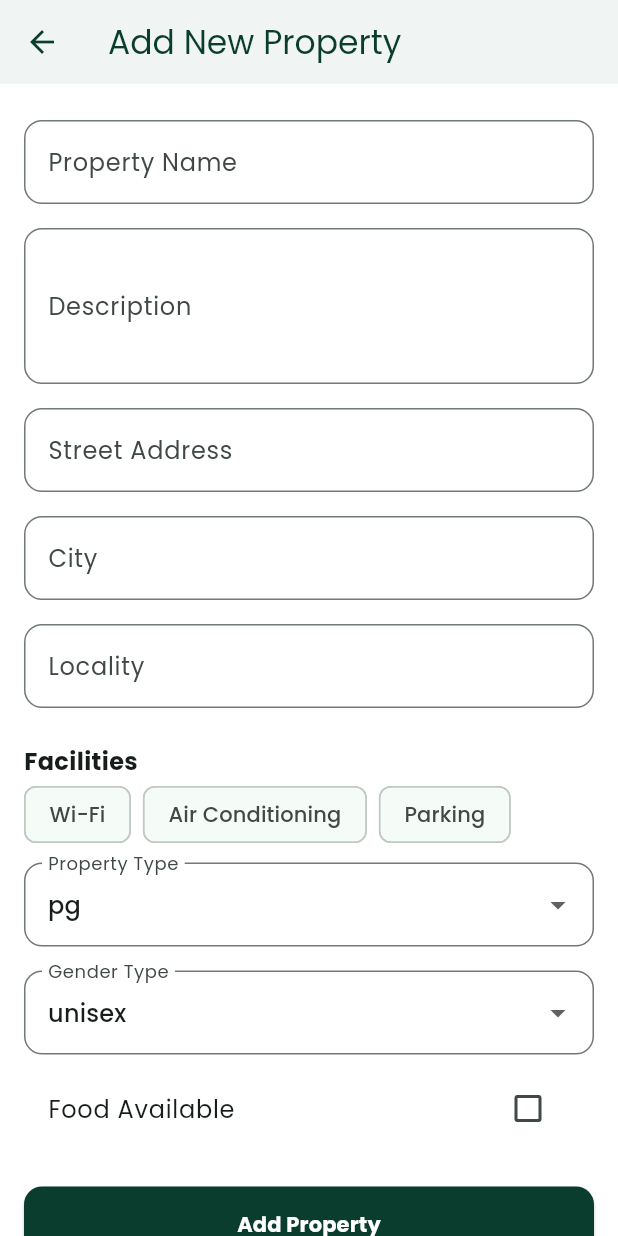
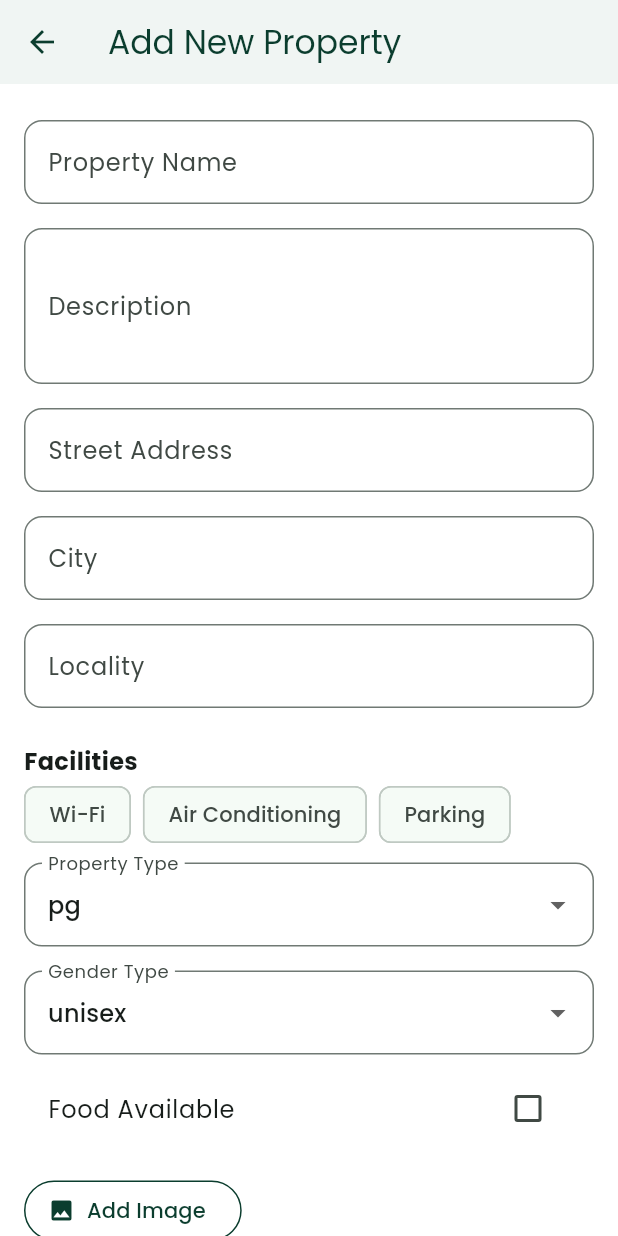
Before and after one commit to Praveenbabu5991/socialbunkr_mobile_app, a Flutter app: the AddPropertyForm screen opened directly, on a phone screen of 412 x 824 dp. Run offline on Flutter 3.47's test engine with Material 3 defaults, Android fonts, the phone set to English and light mode, and no system bars; our stand-ins replace equatable, flutter_bloc, flutter_dotenv, flutter_secure_storage, google_fonts, image_picker and 1 more; missing offline and left inert: razorpay_flutter; accounts and stored records are empty.

Commit message:
property image added

```diff
--- a/lib/data/providers/property_api_provider.dart
+++ b/lib/data/providers/property_api_provider.dart
@@ -1,5 +1,6 @@
 
 import 'dart:convert';
+import 'dart:io';
 import 'package:flutter_dotenv/flutter_dotenv.dart';
 import 'package:flutter/foundation.dart';
 import 'package:http/http.dart' as http;
@@ -16,10 +17,27 @@ class PropertyApiProvider {
     _httpClient = HttpClient(baseUrl: _apiBaseUrl);
   }
 
-  Future<Map<String, dynamic>> addProperty(Map<String, dynamic> propertyData) async {
-    final response = await _httpClient.post('/api/hosts/properties/', body: jsonEncode(propertyData));
+  Future<Map<String, dynamic>> addProperty(Map<String, dynamic> propertyData, XFile? image) async {
+    final request = http.MultipartRequest('POST', Uri.parse('$_apiBaseUrl/api/hosts/properties/'));
+
+    request.fields['data'] = jsonEncode(propertyData);
+
+    if (image != null) {
+      final imageBytes = await image.readAsBytes();
+      final multipartFile = http.MultipartFile.fromBytes('image', imageBytes, filename: image.name);
+      request.files.add(multipartFile);
+    }
+
+    final token = await _secureStorage.read(key: 'token');
+    if (token != null) {
+      request.headers['Authorization'] = 'Token $token';
+    }
+
+    final response = await request.send();
+    final responseBody = await response.stream.bytesToString();
+
     if (response.statusCode == 201) {
-      return jsonDecode(response.body);
+      return jsonDecode(responseBody);
     } else {
       throw Exception('Failed to add property');
     }
--- a/lib/data/repositories/property_repository.dart
+++ b/lib/data/repositories/property_repository.dart
@@ -1,3 +1,5 @@
+
+import 'dart:io';
 
 import 'package:image_picker/image_picker.dart';
 
@@ -6,8 +8,8 @@ import '../providers/property_api_provider.dart';
 class PropertyRepository {
   final PropertyApiProvider _propertyApiProvider = PropertyApiProvider();
 
-  Future<Map<String, dynamic>> addProperty(Map<String, dynamic> propertyData) {
-    return _propertyApiProvider.addProperty(propertyData);
+  Future<Map<String, dynamic>> addProperty(Map<String, dynamic> propertyData, XFile? image) {
+    return _propertyApiProvider.addProperty(propertyData, image);
   }
 
   Future<List<dynamic>> getMyProperties(String organizationId) {
--- a/lib/logic/blocs/add_property/add_property_bloc.dart
+++ b/lib/logic/blocs/add_property/add_property_bloc.dart
@@ -1,6 +1,9 @@
+
+import 'dart:io';
 
 import 'package:flutter_bloc/flutter_bloc.dart';
 import 'package:equatable/equatable.dart';
+import 'package:image_picker/image_picker.dart';
 import '../../../data/repositories/property_repository.dart';
 
 part 'add_property_event.dart';
@@ -13,7 +16,7 @@ class AddPropertyBloc extends Bloc<AddPropertyEvent, AddPropertyState> {
     on<AddPropertyButtonPressed>((event, emit) async {
       emit(AddPropertyLoading());
       try {
-        await propertyRepository.addProperty(event.propertyData);
+        await propertyRepository.addProperty(event.propertyData, event.image);
         emit(AddPropertySuccess());
       } catch (error) {
         emit(AddPropertyFailure(error: error.toString()));
--- a/lib/logic/blocs/add_property/add_property_event.dart
+++ b/lib/logic/blocs/add_property/add_property_event.dart
@@ -10,8 +10,9 @@ abstract class AddPropertyEvent extends Equatable {
 
 class AddPropertyButtonPressed extends AddPropertyEvent {
   final Map<String, dynamic> propertyData;
+  final XFile? image;
 
-  const AddPropertyButtonPressed({required this.propertyData});
+  const AddPropertyButtonPressed({required this.propertyData, this.image});
 
   @override
   List<Object> get props => [propertyData];
--- a/lib/presentation/pages/add_property_page.dart
+++ b/lib/presentation/pages/add_property_page.dart
@@ -1,11 +1,14 @@
 
+import 'dart:io';
+import 'dart:typed_data';
+import 'package:flutter/foundation.dart' show kIsWeb;
 import 'package:flutter/material.dart';
 import 'package:flutter_bloc/flutter_bloc.dart';
+import 'package:image_picker/image_picker.dart';
 import '../../logic/blocs/add_property/add_property_bloc.dart';
 import '../../data/repositories/property_repository.dart';
-import '../../logic/blocs/my_properties/my_properties_bloc.dart'; // Added
-import '../../logic/blocs/my_properties/my_properties_event.dart'; // Added
-
+import '../../logic/blocs/my_properties/my_properties_bloc.dart';
+import '../../logic/blocs/my_properties/my_properties_event.dart';
 
 class AddPropertyPage extends StatelessWidget {
   const AddPropertyPage({super.key});
@@ -45,6 +48,21 @@ class _AddPropertyFormState extends State<AddPropertyForm> {
   String _propertyType = 'pg';
   String _propertyGenderType = 'unisex';
   bool _foodAvailable = false;
+  XFile? _image;
+  Uint8List? _imageBytes;
+
+  Future<void> _pickImage() async {
+    final picker = ImagePicker();
+    final pickedFile = await picker.pickImage(source: ImageSource.gallery);
+
+    if (pickedFile != null) {
+      final bytes = await pickedFile.readAsBytes();
+      setState(() {
+        _image = pickedFile;
+        _imageBytes = bytes;
+      });
+    }
+  }
 
   @override
   Widget build(BuildContext context) {
@@ -77,7 +95,6 @@ class _AddPropertyFormState extends State<AddPropertyForm> {
               ),
             );
             Navigator.of(context).pop();
-            // After successfully adding a property, refresh the properties list on the home page
             BlocProvider.of<MyPropertiesBloc>(context).add(FetchMyProperties());
           }
         },
@@ -131,6 +148,30 @@ class _AddPropertyFormState extends State<AddPropertyForm> {
                   onChanged: (value) => setState(() => _foodAvailable = value!),
                   activeColor: primaryColor,
                 ),
+                const SizedBox(height: 16),
+                _imageBytes == null
+                    ? OutlinedButton.icon(
+                        onPressed: _pickImage,
+                        icon: const Icon(Icons.image),
+                        label: const Text('Add Image'),
+                        style: OutlinedButton.styleFrom(
+                          foregroundColor: primaryColor, side: const BorderSide(color: primaryColor),
+                        ),
+                      )
+                    : Column(
+                        crossAxisAlignment: CrossAxisAlignment.start,
+                        children: [
+                          const Text('Selected Image:', style: TextStyle(fontFamily: fontFamily, fontSize: 16, fontWeight: FontWeight.bold)),
+                          const SizedBox(height: 8),
+                          kIsWeb ? Image.memory(_imageBytes!, height: 150) : Image.file(File(_image!.path), height: 150),
+                          const SizedBox(height: 8),
+                          TextButton.icon(
+                            onPressed: _pickImage,
+                            icon: const Icon(Icons.edit),
+                            label: const Text('Change Image'),
+                          )
+                        ],
+                      ),
                 const SizedBox(height: 24),
                 BlocBuilder<AddPropertyBloc, AddPropertyState>(
                   builder: (context, state) {
@@ -166,6 +207,7 @@ class _AddPropertyFormState extends State<AddPropertyForm> {
                                   BlocProvider.of<AddPropertyBloc>(context).add(
                                     AddPropertyButtonPressed(
                                       propertyData: propertyData,
+                                      image: _image,
                                     ),
                                   );
                                 }
```
